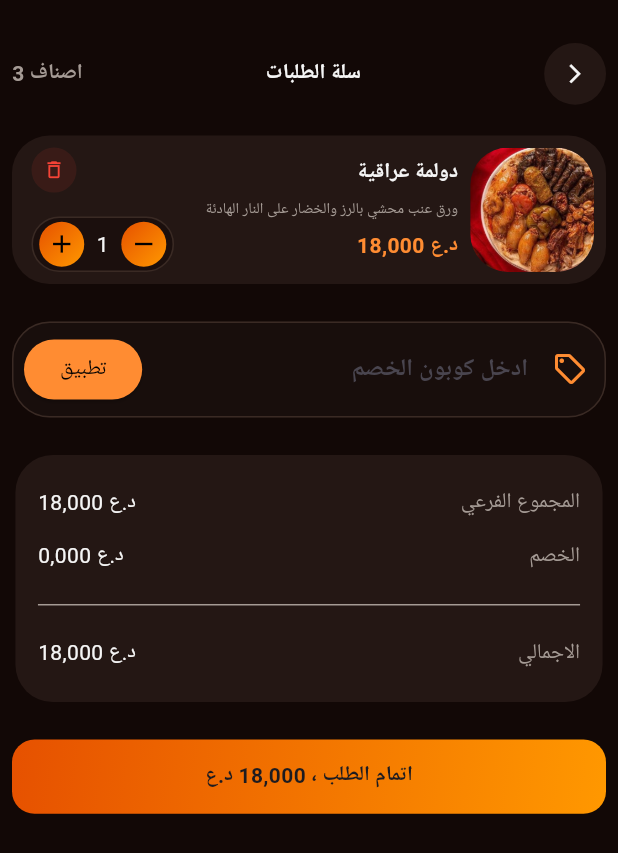
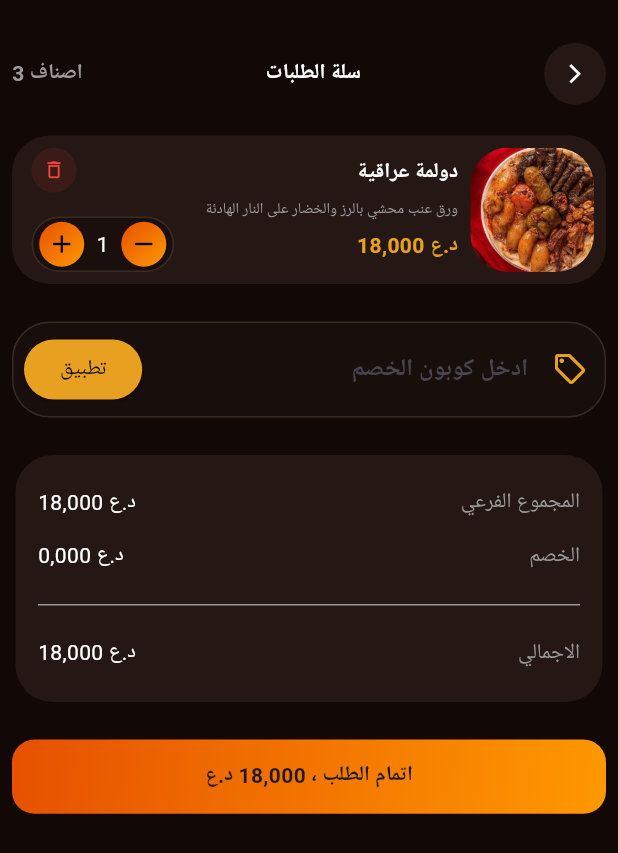
Before and after one commit to mohammednhfsx/Menu-Bayt-Baghdad, a Flutter app: the CartPage screen opened directly, on a phone screen of 412 x 824 dp. Shown: the top 853 px of the screen. Run offline on Flutter 3.47's test engine with Material 3 defaults, Android fonts, the phone set to English and light mode, and no system bars; our stand-ins replace get, shared_preferences; accounts and stored records are empty.

Commit message:
Refactor AppColors and add new color tokens
Replace dart:ui import with package:flutter/material.dart and reorganize AppColors into labeled sections (Backgrounds, Brand, Text, Status, Gradient helpers). Update and rename several color constants (background, cardColor, border, primaryOrange, darkOrange, white, greyText), add new tokens (bottomNav, searchFill, Orange, red, green) and introduce an orangeGradient LinearGradient. Overall cleanup improves naming consistency and centralizes brand/status colors.

```diff
--- a/lib/core/theme/app_colors.dart
+++ b/lib/core/theme/app_colors.dart
@@ -1,33 +1,32 @@
-import 'dart:ui';
+
+
+import 'package:flutter/material.dart';
 
 class AppColors {
-  // الخلفية الرئيسية
-  static const Color background = Color(0xFF120806);
+  // ── Backgrounds ──────────────────────────────────────────
+    static const Color background = Color(0xFF120806);
+  static const Color bottomNav = Color(0xFF2A1D19);
+  static const Color cardColor = Color(0xFF241714);
+  static const Color border = Color(0xFF3A2A24);
+  static const Color searchFill = Color(0xFF251C19);
 
-  // لون الكاردات والكونتينرات
-  static const Color cardColor = Color(0xFF241714);
+  // ── Brand ────────────────────────────────────────────────
+  static const Color primaryOrange = Color(0xFFE8A020);
+  static const Color Orange        = Color(0xFFF5B942);
+  static const Color darkOrange    = Color(0xFFC47D10);
 
-  // البرتقالي الأساسي
-  static const Color primaryOrange = Color(0xFFFF8C32);
+  // ── Text ─────────────────────────────────────────────────
+  static const Color white     = Color(0xFFFFFFFF);
+  static const Color greyText  = Color(0xFF9A9A9A);
 
-  // برتقالي غامق
-  static const Color darkOrange = Color(0xFFAF6E0C);
+  // ── Status ───────────────────────────────────────────────
+  static const Color red   = Color(0xFFE84020);
+  static const Color green = Color(0xFF2A7A2A);
 
-  // نص أبيض
-  static const Color white = Color(0xFFF5F5F5);
-
-  // نص رمادي فاتح
-  static const Color greyText = Color(0xFFA59B95);
-
-  // حدود خفيفة
-  static const Color border = Color(0xFF3A2A24);
-
-  // لون الكونتينر الشفاف السفلي
-  static const Color bottomNav = Color(0xFF2A1D19);
-
-  // لون البحث
-  static const Color searchFill = Color(0xFF251C19);
-   // ignore: constant_identifier_names
-   static const Color Orange =     Color(0xFFE65100);
-
+  // ── Gradient helpers ─────────────────────────────────────
+  static const LinearGradient orangeGradient = LinearGradient(
+    begin: Alignment.topLeft,
+    end: Alignment.bottomRight,
+    colors: [Color(0xFFE65100), Color(0xFFFF9800)],
+  );
 }
```
